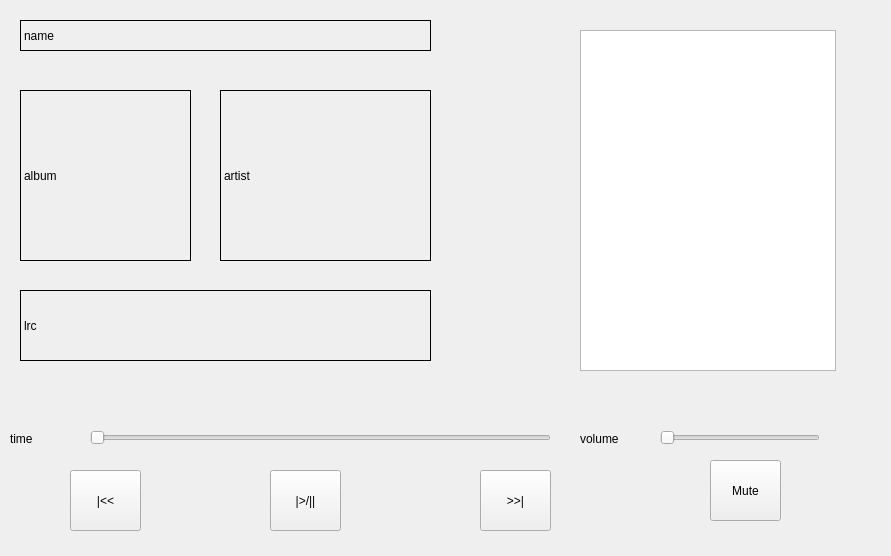
First picture: the form in player.ui, repository sensationone/Audio_Player2, before the edit.
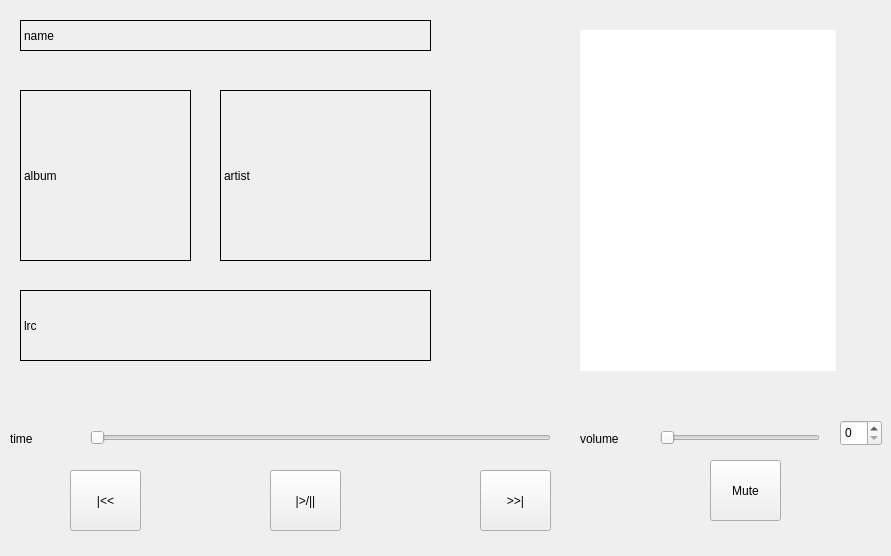
Second picture: the form after the edit.

What changed in the file:
```diff
--- a/player.ui
+++ b/player.ui
@@ -86,6 +86,12 @@
      <height>341</height>
     </rect>
    </property>
+   <property name="frameShape">
+    <enum>QFrame::NoFrame</enum>
+   </property>
+   <property name="frameShadow">
+    <enum>QFrame::Sunken</enum>
+   </property>
   </widget>
   <widget class="QSlider" name="horizontalSlider">
    <property name="geometry">
@@ -191,6 +197,16 @@
     <string>Mute</string>
    </property>
   </widget>
+  <widget class="QSpinBox" name="spinBox_volume">
+   <property name="geometry">
+    <rect>
+     <x>840</x>
+     <y>420</y>
+     <width>42</width>
+     <height>26</height>
+    </rect>
+   </property>
+  </widget>
  </widget>
  <resources/>
  <connections/>
```
